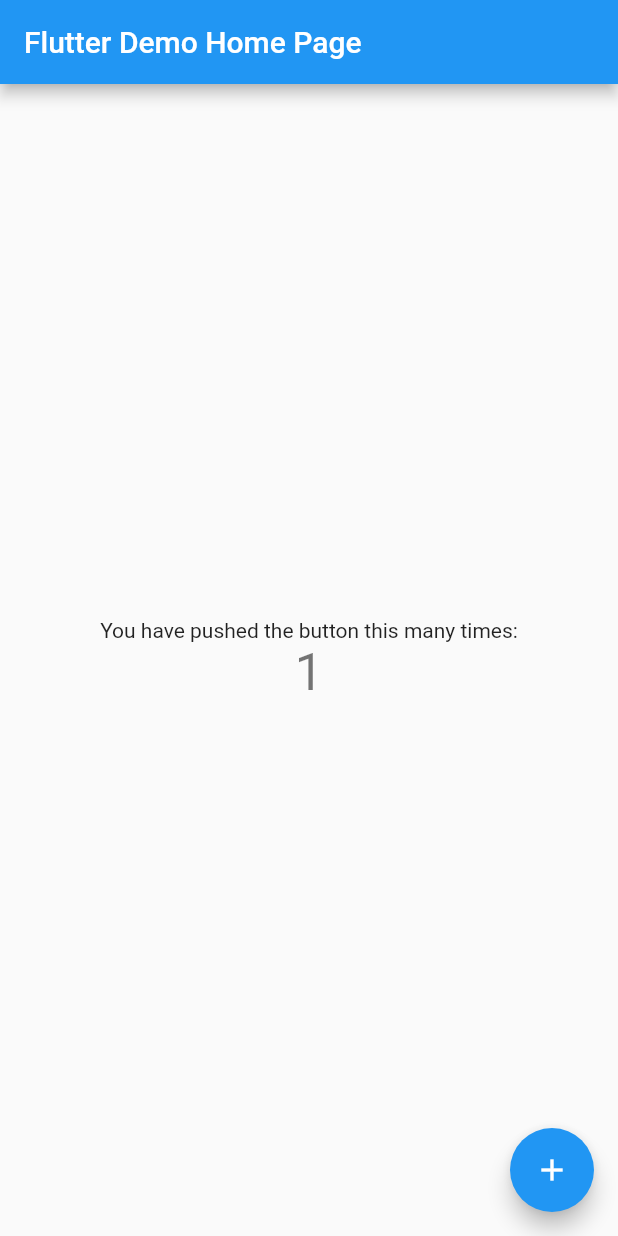
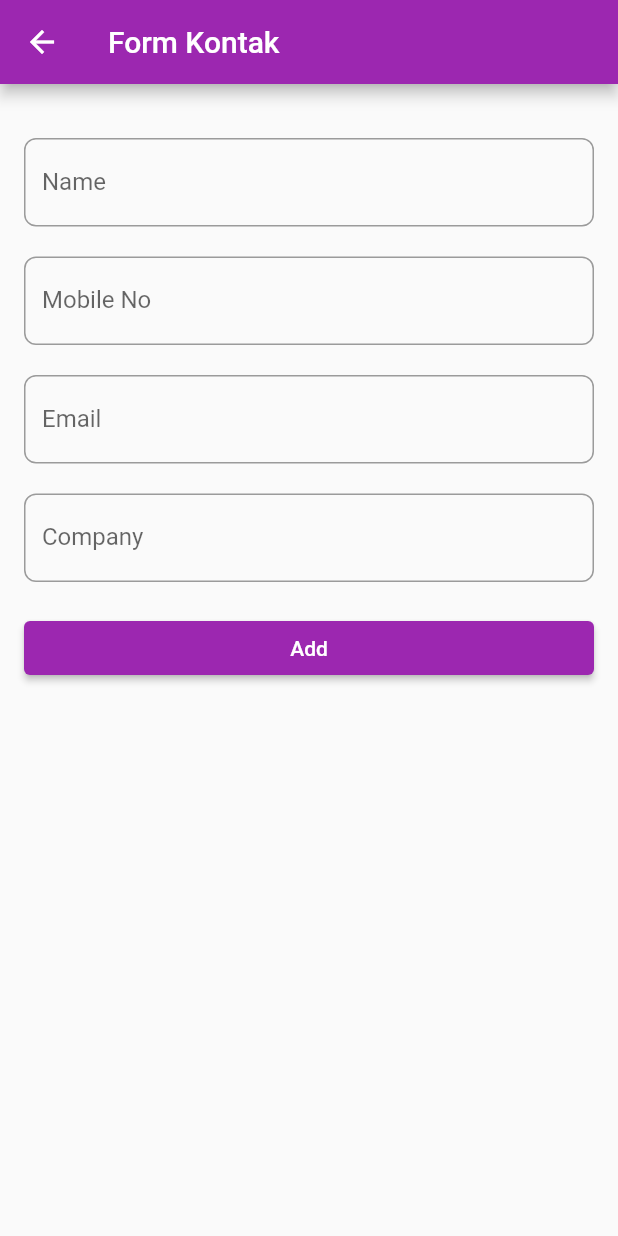
Before and after one commit to ririssilvia/flutter-SQFlite-contact, a Flutter app: the screen it shows after launch, after a tap on the "add" icon, on a phone screen of 412 x 824 dp. Run offline on Flutter 3.47's test engine with Material 2 defaults, Android fonts, the phone set to English and light mode, and no system bars; our stand-ins replace sqflite; accounts and stored records are empty.

Commit message:
add ui form dan list

```diff
--- a/lib/main.dart
+++ b/lib/main.dart
@@ -1,115 +1,23 @@
 import 'package:flutter/material.dart';
+import 'package:sqlite_crud/ui/list_kontak.dart';
+
 
 void main() {
   runApp(const MyApp());
 }
 
 class MyApp extends StatelessWidget {
-  const MyApp({super.key});
+  const MyApp({Key? key}) : super(key: key);
 
-  // This widget is the root of your application.
   @override
   Widget build(BuildContext context) {
     return MaterialApp(
-      title: 'Flutter Demo',
+      debugShowCheckedModeBanner: false,
+      title: 'Aplikasi Kontak Sqlite',
       theme: ThemeData(
-        // This is the theme of your application.
-        //
-        // Try running your application with "flutter run". You'll see the
-        // application has a blue toolbar. Then, without quitting the app, try
-        // changing the primarySwatch below to Colors.green and then invoke
-        // "hot reload" (press "r" in the console where you ran "flutter run",
-        // or simply save your changes to "hot reload" in a Flutter IDE).
-        // Notice that the counter didn't reset back to zero; the application
-        // is not restarted.
-        primarySwatch: Colors.blue,
+        primarySwatch: Colors.purple,
       ),
-      home: const MyHomePage(title: 'Flutter Demo Home Page'),
+      home: ListKontakPage(),
     );
   }
 }
-
-class MyHomePage extends StatefulWidget {
-  const MyHomePage({super.key, required this.title});
-
-  // This widget is the home page of your application. It is stateful, meaning
-  // that it has a State object (defined below) that contains fields that affect
-  // how it looks.
-
-  // This class is the configuration for the state. It holds the values (in this
-  // case the title) provided by the parent (in this case the App widget) and
-  // used by the build method of the State. Fields in a Widget subclass are
-  // always marked "final".
-
-  final String title;
-
-  @override
-  State<MyHomePage> createState() => _MyHomePageState();
-}
-
-class _MyHomePageState extends State<MyHomePage> {
-  int _counter = 0;
-
-  void _incrementCounter() {
-    setState(() {
-      // This call to setState tells the Flutter framework that something has
-      // changed in this State, which causes it to rerun the build method below
-      // so that the display can reflect the updated values. If we changed
-      // _counter without calling setState(), then the build method would not be
-      // called again, and so nothing would appear to happen.
-      _counter++;
-    });
-  }
-
-  @override
-  Widget build(BuildContext context) {
-    // This method is rerun every time setState is called, for instance as done
-    // by the _incrementCounter method above.
-    //
-    // The Flutter framework has been optimized to make rerunning build methods
-    // fast, so that you can just rebuild anything that needs updating rather
-    // than having to individually change instances of widgets.
-    return Scaffold(
-      appBar: AppBar(
-        // Here we take the value from the MyHomePage object that was created by
-        // the App.build method, and use it to set our appbar title.
-        title: Text(widget.title),
-      ),
-      body: Center(
-        // Center is a layout widget. It takes a single child and positions it
-        // in the middle of the parent.
-        child: Column(
-          // Column is also a layout widget. It takes a list of children and
-          // arranges them vertically. By default, it sizes itself to fit its
-          // children horizontally, and tries to be as tall as its parent.
-          //
-          // Invoke "debug painting" (press "p" in the console, choose the
-          // "Toggle Debug Paint" action from the Flutter Inspector in Android
-          // Studio, or the "Toggle Debug Paint" command in Visual Studio Code)
-          // to see the wireframe for each widget.
-          //
-          // Column has various properties to control how it sizes itself and
-          // how it positions its children. Here we use mainAxisAlignment to
-          // center the children vertically; the main axis here is the vertical
-          // axis because Columns are vertical (the cross axis would be
-          // horizontal).
-          mainAxisAlignment: MainAxisAlignment.center,
-          children: <Widget>[
-            const Text(
-              'You have pushed the button this many times:',
-            ),
-            Text(
-              '$_counter',
-              style: Theme.of(context).textTheme.headline4,
-            ),
-          ],
-        ),
-      ),
-      floatingActionButton: FloatingActionButton(
-        onPressed: _incrementCounter,
-        tooltip: 'Increment',
-        child: const Icon(Icons.add),
-      ), // This trailing comma makes auto-formatting nicer for build methods.
-    );
-  }
-}
--- a/lib/ui/form_kontak.dart
+++ b/lib/ui/form_kontak.dart
@@ -0,0 +1,148 @@
+import 'package:flutter/material.dart';
+import 'package:sqlite_crud/helpers/db_helper.dart';
+import 'package:sqlite_crud/models/kontak.dart';
+
+
+class FormKontak extends StatefulWidget {
+  final Kontak? kontak;
+
+  FormKontak({this.kontak});
+
+  @override
+  _FormKontakState createState() => _FormKontakState();
+}
+
+class _FormKontakState extends State<FormKontak> {
+  DbHelper db = DbHelper();
+
+  TextEditingController? name;
+  TextEditingController? mobileNo;
+  TextEditingController? email;
+  TextEditingController? company;
+
+  @override
+  void initState() {
+    name = TextEditingController(
+        text: widget.kontak == null ? '' : widget.kontak!.name);
+    mobileNo = TextEditingController(
+        text: widget.kontak == null ? '' : widget.kontak!.mobileNo);
+    email = TextEditingController(
+        text: widget.kontak == null ? '' : widget.kontak!.email);
+    company = TextEditingController(
+        text: widget.kontak == null ? '' : widget.kontak!.company);
+
+    super.initState();
+  }
+
+  @override
+  Widget build(BuildContext context) {
+    return Scaffold(
+      appBar: AppBar(
+        title: const Text('Form Kontak'),
+      ),
+      body: ListView(
+        padding: const EdgeInsets.all(16.0),
+        children: [
+          Padding(
+            padding: const EdgeInsets.only(
+              top: 20,
+            ),
+            child: TextField(
+              controller: name,
+              decoration: InputDecoration(
+                labelText: 'Name',
+                border: OutlineInputBorder(
+                  borderRadius: BorderRadius.circular(8),
+                ),
+              ),
+            ),
+          ),
+          Padding(
+            padding: const EdgeInsets.only(
+              top: 20,
+            ),
+            child: TextField(
+              controller: mobileNo,
+              decoration: InputDecoration(
+                labelText: 'Mobile No',
+                border: OutlineInputBorder(
+                  borderRadius: BorderRadius.circular(8),
+                ),
+              ),
+            ),
+          ),
+          Padding(
+            padding: const EdgeInsets.only(
+              top: 20,
+            ),
+            child: TextField(
+              controller: email,
+              decoration: InputDecoration(
+                labelText: 'Email',
+                border: OutlineInputBorder(
+                  borderRadius: BorderRadius.circular(8),
+                ),
+              ),
+            ),
+          ),
+          Padding(
+            padding: const EdgeInsets.only(
+              top: 20,
+            ),
+            child: TextField(
+              controller: company,
+              decoration: InputDecoration(
+                labelText: 'Company',
+                border: OutlineInputBorder(
+                  borderRadius: BorderRadius.circular(8),
+                ),
+              ),
+            ),
+          ),
+          Padding(
+            padding: const EdgeInsets.only(
+              top: 20,
+            ),
+            child: ElevatedButton(
+              child: (widget.kontak == null)
+                  ? const Text(
+                      'Add',
+                      style: const TextStyle(color: Colors.white),
+                    )
+                  : const Text(
+                      'Update',
+                      style: TextStyle(color: Colors.white),
+                    ),
+              onPressed: () {
+                upsertKontak();
+              },
+            ),
+          ),
+        ],
+      ),
+    );
+  }
+
+  Future<void> upsertKontak() async {
+    if (widget.kontak != null) {
+      // update
+      await db.updateKontak(Kontak(
+        id: widget.kontak!.id,
+        name: name!.text,
+        mobileNo: mobileNo!.text,
+        email: email!.text,
+        company: company!.text,
+      ));
+      Navigator.pop(context, 'update');
+    } else {
+      // insert
+      await db.saveKontak(Kontak(
+        name: name!.text,
+        mobileNo: mobileNo!.text,
+        email: email!.text,
+        company: company!.text,
+      ));
+      Navigator.pop(context, 'save');
+    }
+  }
+}
--- a/lib/ui/list_kontak.dart
+++ b/lib/ui/list_kontak.dart
@@ -0,0 +1,195 @@
+import 'package:flutter/material.dart';
+import 'package:sqlite_crud/helpers/db_helper.dart';
+import 'package:sqlite_crud/models/kontak.dart';
+import 'package:sqlite_crud/ui/form_kontak.dart';
+
+
+class ListKontakPage extends StatefulWidget {
+  const ListKontakPage({Key? key}) : super(key: key);
+
+  @override
+  _ListKontakPageState createState() => _ListKontakPageState();
+}
+
+class _ListKontakPageState extends State<ListKontakPage> {
+  List<Kontak> listKontak = [];
+  DbHelper db = DbHelper();
+
+  @override
+  void initState() {
+    // Menjalankan fungsi getAllKontak() ketika aplikasi pertama kali dijalankan
+    _getAllKontak();
+    super.initState();
+  }
+
+  @override
+  Widget build(BuildContext context) {
+    return Scaffold(
+      appBar: AppBar(
+        title: const Center(
+          child: Text("Kontak App Sqlite"),
+        ),
+      ),
+      body: ListView.builder(
+        itemCount: listKontak.length,
+        itemBuilder: (context, index) {
+          Kontak kontak = listKontak[index];
+          return Padding(
+            padding: const EdgeInsets.only(top: 20),
+            child: ListTile(
+              leading: const Icon(
+                Icons.person,
+                size: 50,
+              ),
+              title: Text('${kontak.name}'),
+              subtitle: Column(
+                mainAxisAlignment: MainAxisAlignment.start,
+                crossAxisAlignment: CrossAxisAlignment.start,
+                children: [
+                  Padding(
+                    padding: const EdgeInsets.only(
+                      top: 8,
+                    ),
+                    child: Text("Email: ${kontak.email}"),
+                  ),
+                  Padding(
+                    padding: const EdgeInsets.only(
+                      top: 8,
+                    ),
+                    child: Text("Phone: ${kontak.mobileNo}"),
+                  ),
+                  Padding(
+                    padding: const EdgeInsets.only(
+                      top: 8,
+                    ),
+                    child: Text("Company: ${kontak.company}"),
+                  ),
+                ],
+              ),
+              trailing: FittedBox(
+                fit: BoxFit.fill,
+                child: Row(
+                  children: [
+                    // button edit
+                    IconButton(
+                      icon: Icon(Icons.edit),
+                      onPressed: () {
+                        _openFormEdit(kontak);
+                      },
+                    ),
+
+                    // button hapus
+                    IconButton(
+                      icon: Icon(Icons.delete),
+                      onPressed: () {
+                        // Membuat dialog konfirmasi hapus
+                        AlertDialog hapus = AlertDialog(
+                          title: Text("Information"),
+                          content: Container(
+                            height: 100,
+                            child: Column(
+                              children: [
+                                Text(
+                                  "Yakin ingin menghapus data ${kontak.name}?",
+                                )
+                              ],
+                            ),
+                          ),
+                          // Terdapat 2 button
+                          // Jika ya maka jalankan _deleteKontak() dan tutup dialog
+                          // Jika tidak maka tutup dialog
+                          actions: [
+                            TextButton(
+                              onPressed: () {
+                                _deleteKontak(kontak, index);
+                                Navigator.pop(context);
+                              },
+                              child: Text("Ya"),
+                            ),
+                            TextButton(
+                              onPressed: () {
+                                Navigator.pop(context);
+                              },
+                              child: Text("Tidak"),
+                            ),
+                          ],
+                        );
+                        showDialog(
+                            context: context, builder: (context) => hapus);
+                      },
+                    ),
+                  ],
+                ),
+              ),
+            ),
+          );
+        },
+      ),
+      // Membuat button mengapung di bagian bawah kanan layar
+      floatingActionButton: FloatingActionButton(
+        child: const Icon(Icons.add),
+        onPressed: () {
+          _openFormCreate();
+        },
+      ),
+    );
+  }
+
+  // Mengambil semua data kontak dari database
+  Future<void> _getAllKontak() async {
+    // list menampung data dari database
+    var list = await db.getAllKontak();
+
+    // Ada perubahan State
+    setState(() {
+      // hapus data pada listKontak
+      listKontak.clear();
+
+      // lakukan perulangan pada variabel list
+      list!.forEach((kontak) {
+        // masukkan data ke listKontak
+        listKontak.add(Kontak.fromMap(kontak));
+      });
+    });
+  }
+
+  // Menghapus data kontak
+  Future<void> _deleteKontak(Kontak kontak, int position) async {
+    // hapus data kontak dari database
+    await db.deleteKontak(kontak.id!);
+
+    // Ada perubahan State
+    setState(() {
+      // hapus data kontak dari listKontak
+      listKontak.removeAt(position);
+    });
+  }
+
+  // Membuka halaman tambah kontak
+  Future<void> _openFormCreate() async {
+    var result = await Navigator.push(
+      context,
+      MaterialPageRoute(
+        builder: (context) => FormKontak(),
+      ),
+    );
+    if (result == "save") {
+      _getAllKontak();
+    }
+  }
+
+  // Membuka halaman edit kontak
+  Future<void> _openFormEdit(Kontak kontak) async {
+    var result = await Navigator.push(
+      context,
+      MaterialPageRoute(
+        builder: (context) => FormKontak(
+          kontak: kontak,
+        ),
+      ),
+    );
+    if (result == "update") {
+      _getAllKontak();
+    }
+  }
+}
```
